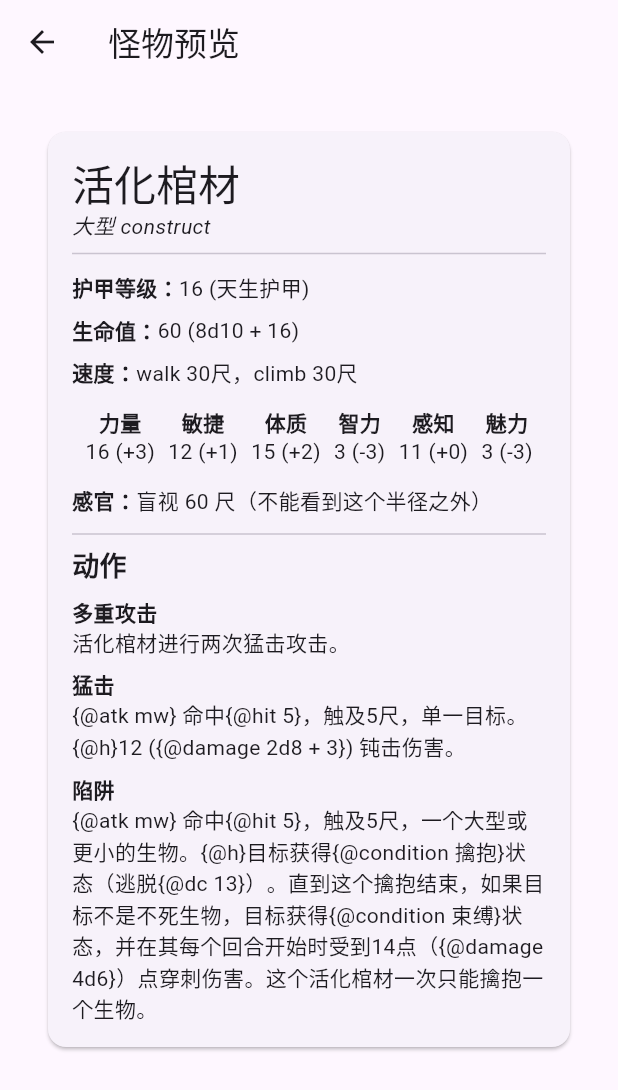
After one commit to wanakiki/dnd_character_sheet, a Flutter app: the MonsterPreviewScreen screen opened directly, on a phone screen of 412 x 824 dp. The commit adds this screen. Shown: the top 1090 px of the screen. Run offline on Flutter 3.47's test engine with Material 3 defaults, Android fonts, the phone set to English and light mode, and no system bars; our stand-ins replace file_picker, font_awesome_flutter, image_picker, isar, permission_handler, shared_preferences; accounts and stored records are empty; generated files the repository leaves out were written again.

Commit message:
feat: Add prototype of monster card widget

```diff
--- a/lib/app/pages/widget_test_page.dart
+++ b/lib/app/pages/widget_test_page.dart
@@ -1,6 +1,100 @@
 import 'package:flutter/material.dart';
 import 'package:flutter/services.dart';
 import '../widgets/consumable_widget.dart';
+
+import '../widgets/monster_card_widget.dart';
+
+class MonsterPreviewScreen extends StatelessWidget {
+  final Map<String, dynamic> monsterData = {
+    "name": "活化棺材",
+    "ENG_name": "Animated Coffin",
+    "source": "AATM",
+    "size": ["L"],
+    "type": "construct",
+    "alignment": ["U"],
+    "ac": [
+      {
+        "ac": 16,
+        "from": ["天生护甲"]
+      }
+    ],
+    "hp": {"average": 60, "formula": "8d10 + 16"},
+    "speed": {"walk": 30, "climb": 30},
+    "str": 16,
+    "dex": 12,
+    "con": 15,
+    "int": 3,
+    "wis": 11,
+    "cha": 3,
+    "senses": ["盲视 60 尺（不能看到这个半径之外）"],
+    "passive": 10,
+    "immune": ["毒素", "心灵"],
+    "conditionImmune": ["目盲", "魅惑", "耳聋", "力竭", "恐慌", "麻痹", "石化", "中毒"],
+    "languages": ["能理解其创造者的语言但无法说话"],
+    "cr": "3",
+    "trait": [
+      {
+        "name": "拟形",
+        "ENG_name": "False Appearance",
+        "entries": [
+          "如果动画棺材在战斗开始时静止不动，它在其主动权骰上有优势。此外，如果一个生物没有观察到棺材移动或行动，该生物必须在智力（{@skill 调查}）检定上成功通过一个{@skill 调查}的骰子，才能辨别出棺材是活动的。"
+        ]
+      },
+      {
+        "name": "蛛行术",
+        "ENG_name": "Spider Climb",
+        "entries": ["活化棺材能够攀爬困难的表面，包括在天花板上倒挂，无需进行属性检定。"]
+      }
+    ],
+    "action": [
+      {
+        "name": "多重攻击",
+        "ENG_name": "Multiattack",
+        "entries": ["活化棺材进行两次猛击攻击。"]
+      },
+      {
+        "name": "猛击",
+        "ENG_name": "Slam",
+        "entries": [
+          "{@atk mw} 命中{@hit 5}，触及5尺，单一目标。{@h}12 ({@damage 2d8 + 3}) 钝击伤害。"
+        ]
+      },
+      {
+        "name": "陷阱",
+        "ENG_name": "Entrap",
+        "entries": [
+          "{@atk mw} 命中{@hit 5}，触及5尺，一个大型或更小的生物。{@h}目标获得{@condition 擒抱}状态（逃脱{@dc 13}）。直到这个擒抱结束，如果目标不是不死生物，目标获得{@condition 束缚}状态，并在其每个回合开始时受到14点（{@damage 4d6}）点穿刺伤害。这个活化棺材一次只能擒抱一个生物。"
+        ]
+      }
+    ],
+    "traitTags": ["拟形", "蛛行术"],
+    "senseTags": ["B"],
+    "actionTags": ["多重攻击"],
+    "languageTags": ["CS"],
+    "damageTags": ["B", "P"],
+    "miscTags": ["MW"],
+    "hasToken": true,
+    "hasFluff": true,
+    "hasFluffImages": true
+  };
+
+  MonsterPreviewScreen({
+    super.key,
+  });
+
+  @override
+  Widget build(BuildContext context) {
+    return Scaffold(
+      appBar: AppBar(
+        title: const Text('怪物预览'),
+      ),
+      body: SingleChildScrollView(
+        padding: const EdgeInsets.all(16.0),
+        child: MonsterPreview(monster: monsterData),
+      ),
+    );
+  }
+}
 
 class WidgetTestPage extends StatelessWidget {
   @override
--- /dev/null
+++ b/lib/app/widgets/monster_card_widget.dart
@@ -0,0 +1,142 @@
+import 'package:flutter/material.dart';
+
+class MonsterPreview extends StatelessWidget {
+  final Map<String, dynamic> monster;
+
+  const MonsterPreview({super.key, required this.monster});
+
+  @override
+  Widget build(BuildContext context) {
+    return Card(
+      margin: const EdgeInsets.all(16),
+      child: SingleChildScrollView(
+        padding: const EdgeInsets.all(16),
+        child: Column(
+          crossAxisAlignment: CrossAxisAlignment.start,
+          children: [
+            // 名称和类型
+            Text(
+              monster['name'] ?? '',
+              style: Theme.of(context).textTheme.headlineMedium,
+            ),
+            Text(
+              '${_getSize(monster['size'])} ${monster['type'] is String ? monster['type'] : monster['type']['type']}',
+              style: const TextStyle(fontStyle: FontStyle.italic),
+            ),
+            const Divider(),
+
+            // 基础属性
+            _buildPropertyRow('护甲等级', _getAC(monster['ac'])),
+            _buildPropertyRow('生命值', _getHP(monster['hp'])),
+            _buildPropertyRow('速度', _getSpeed(monster['speed'])),
+
+            // 属性值
+            Padding(
+              padding: const EdgeInsets.symmetric(vertical: 8),
+              child: Row(
+                mainAxisAlignment: MainAxisAlignment.spaceEvenly,
+                children: [
+                  _buildAbilityScore('力量', monster['str']),
+                  _buildAbilityScore('敏捷', monster['dex']),
+                  _buildAbilityScore('体质', monster['con']),
+                  _buildAbilityScore('智力', monster['int']),
+                  _buildAbilityScore('感知', monster['wis']),
+                  _buildAbilityScore('魅力', monster['cha']),
+                ],
+              ),
+            ),
+
+            // 技能和特性
+            if (monster['skill'] != null)
+              _buildPropertyRow('技能', _getSkills(monster['skill'])),
+            if (monster['senses'] != null)
+              _buildPropertyRow('感官', (monster['senses'] as List).join('，')),
+
+            // 动作
+            if (monster['action'] != null) ...[
+              const Divider(),
+              const Text('动作',
+                  style: TextStyle(fontWeight: FontWeight.bold, fontSize: 18)),
+              ..._buildActions(monster['action']),
+            ],
+          ],
+        ),
+      ),
+    );
+  }
+
+  Widget _buildPropertyRow(String label, String value) {
+    return Padding(
+      padding: const EdgeInsets.symmetric(vertical: 4),
+      child: Row(
+        crossAxisAlignment: CrossAxisAlignment.start,
+        children: [
+          Text('$label：', style: const TextStyle(fontWeight: FontWeight.bold)),
+          Expanded(child: Text(value)),
+        ],
+      ),
+    );
+  }
+
+  Widget _buildAbilityScore(String name, int score) {
+    final modifier = (score - 10) ~/ 2;
+    final sign = modifier >= 0 ? '+' : '';
+
+    return Column(
+      children: [
+        Text(name, style: const TextStyle(fontWeight: FontWeight.bold)),
+        Text('$score ($sign$modifier)'),
+      ],
+    );
+  }
+
+  List<Widget> _buildActions(List<dynamic> actions) {
+    return actions.map((action) {
+      return Padding(
+        padding: const EdgeInsets.only(top: 8),
+        child: Column(
+          crossAxisAlignment: CrossAxisAlignment.start,
+          children: [
+            Text(action['name'],
+                style: const TextStyle(fontWeight: FontWeight.bold)),
+            Text(action['entries'].join('\n')),
+          ],
+        ),
+      );
+    }).toList();
+  }
+
+  String _getSize(List<dynamic> size) {
+    final sizeMap = {
+      'T': '微型',
+      'S': '小型',
+      'M': '中型',
+      'L': '大型',
+      'H': '巨型',
+      'G': '超巨型'
+    };
+    return sizeMap[size[0]] ?? size[0];
+  }
+
+  String _getAC(List<dynamic> ac) {
+    if (ac[0] is int) return ac[0].toString();
+    return '${ac[0]['ac']}${ac[0]['from'] != null ? ' (${ac[0]['from'].join(', ')})' : ''}';
+  }
+
+  String _getHP(Map<String, dynamic> hp) {
+    return '${hp['average']} (${hp['formula']})';
+  }
+
+  String _getSpeed(Map<String, dynamic> speed) {
+    return speed.entries.map((e) {
+      if (e.value is Map) {
+        return '${e.key} ${e.value['number']}尺${e.value['condition'] ?? ''}';
+      }
+      return '${e.key} ${e.value}尺';
+    }).join('，');
+  }
+
+  String _getSkills(Map<String, dynamic> skills) {
+    return skills.entries.map((e) => '${e.key} ${e.value}').join('，');
+  }
+}
```
